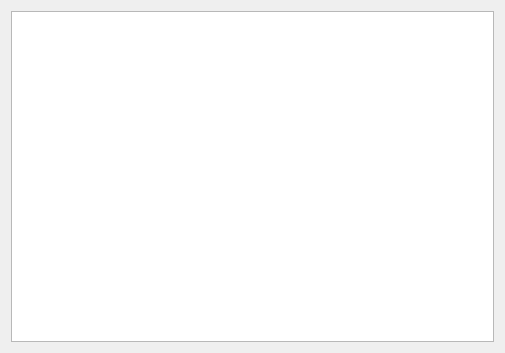
The window that TCPNetworkAppS/Widget.ui (Jam2356/RemoteDeletion) describes before a commit, drawn with Qt 5.
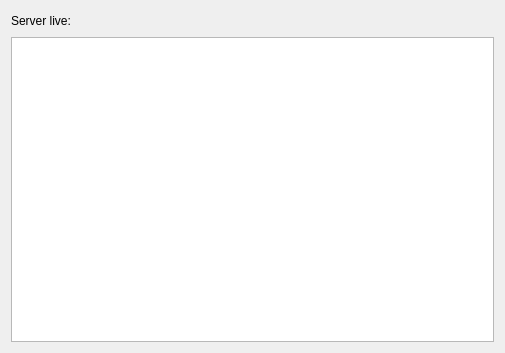
The same window after the commit.

Commit message: add smart time & ui server became more understandable

Diff of the .ui file:
```diff
--- a/TCPNetworkAppS/Widget.ui
+++ b/TCPNetworkAppS/Widget.ui
@@ -15,7 +15,35 @@
   </property>
   <layout class="QGridLayout" name="gridLayout">
    <item row="0" column="0">
-    <widget class="QTextBrowser" name="textBrowser"/>
+    <layout class="QVBoxLayout" name="verticalLayout">
+     <item>
+      <layout class="QHBoxLayout" name="horizontalLayout">
+       <item>
+        <widget class="QLabel" name="label_serverLive">
+         <property name="text">
+          <string>Server live:</string>
+         </property>
+        </widget>
+       </item>
+       <item>
+        <spacer name="horizontalSpacer">
+         <property name="orientation">
+          <enum>Qt::Horizontal</enum>
+         </property>
+         <property name="sizeHint" stdset="0">
+          <size>
+           <width>40</width>
+           <height>20</height>
+          </size>
+         </property>
+        </spacer>
+       </item>
+      </layout>
+     </item>
+     <item>
+      <widget class="QTextBrowser" name="textBrowser"/>
+     </item>
+    </layout>
    </item>
   </layout>
  </widget>
```
The commit also changes 17 other files.
